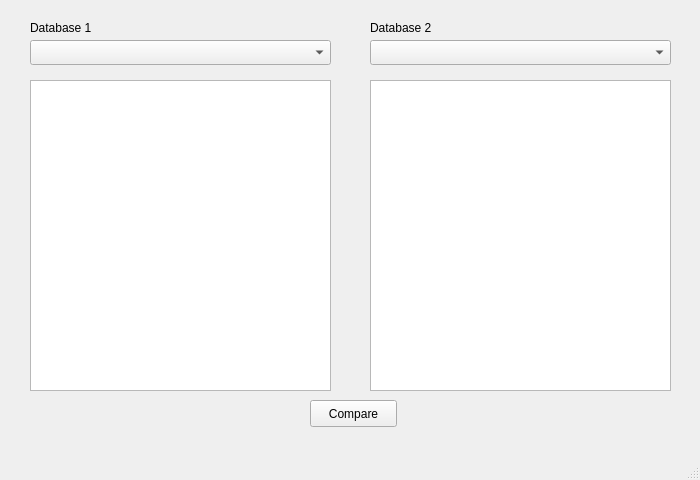
The window that step2.ui (Airdawg5571/DB-MigrationTool) describes before a commit, drawn with Qt 5.
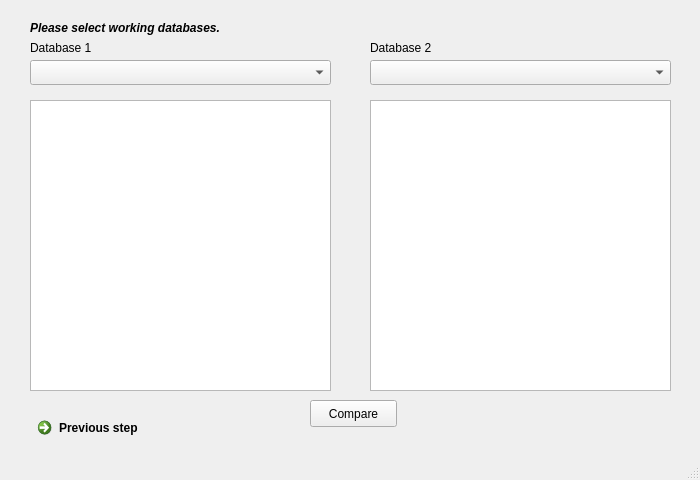
The same window after the commit. Icons and pictures are not drawn. Custom widgets are drawn as their Qt base class.

Commit message:
Step2 tables population and other improvements
Check server status on select and automatic removal
Tables population functional (! 1 bug found)
Implemented functional drag&drop
Cosmetic changes (added icons)
Added tons of comments inline

The edit to the form file:
```diff
--- a/step2.ui
+++ b/step2.ui
@@ -30,7 +30,7 @@
     <property name="geometry">
      <rect>
       <x>30</x>
-      <y>40</y>
+      <y>60</y>
       <width>301</width>
       <height>25</height>
      </rect>
@@ -43,7 +43,7 @@
     <property name="geometry">
      <rect>
       <x>370</x>
-      <y>40</y>
+      <y>60</y>
       <width>301</width>
       <height>25</height>
      </rect>
@@ -53,9 +53,9 @@
     <property name="geometry">
      <rect>
       <x>30</x>
-      <y>80</y>
+      <y>100</y>
       <width>301</width>
-      <height>311</height>
+      <height>291</height>
      </rect>
     </property>
     <property name="editTriggers">
@@ -97,7 +97,7 @@
     <property name="geometry">
      <rect>
       <x>30</x>
-      <y>20</y>
+      <y>40</y>
       <width>71</width>
       <height>16</height>
      </rect>
@@ -110,7 +110,7 @@
     <property name="geometry">
      <rect>
       <x>370</x>
-      <y>20</y>
+      <y>40</y>
       <width>71</width>
       <height>16</height>
      </rect>
@@ -123,9 +123,9 @@
     <property name="geometry">
      <rect>
       <x>370</x>
-      <y>80</y>
+      <y>100</y>
       <width>301</width>
-      <height>311</height>
+      <height>291</height>
      </rect>
     </property>
     <property name="editTriggers">
@@ -150,6 +150,36 @@
      <enum>QAbstractItemView::SelectRows</enum>
     </property>
    </widget>
+   <widget class="QLabel" name="lblHeader">
+    <property name="geometry">
+     <rect>
+      <x>30</x>
+      <y>20</y>
+      <width>641</width>
+      <height>16</height>
+     </rect>
+    </property>
+    <property name="text">
+     <string>&lt;html&gt;&lt;head/&gt;&lt;body&gt;&lt;p&gt;&lt;span style=&quot; font-weight:600; font-style:italic;&quot;&gt;Please select working databases.&lt;/span&gt;&lt;/p&gt;&lt;/body&gt;&lt;/html&gt;</string>
+    </property>
+   </widget>
+   <widget class="QCommandLinkButton" name="cmdPrev">
+    <property name="geometry">
+     <rect>
+      <x>30</x>
+      <y>410</y>
+      <width>172</width>
+      <height>41</height>
+     </rect>
+    </property>
+    <property name="text">
+     <string>Previous step</string>
+    </property>
+    <property name="icon">
+     <iconset resource="rc.qrc">
+      <normaloff>:/Images/arrowB</normaloff>:/Images/arrowB</iconset>
+    </property>
+   </widget>
   </widget>
   <widget class="QStatusBar" name="statusBar"/>
  </widget>
```
Left out of the diff: 20 changed lines with no effect on the pictures. The commit also changes 12 other files.
